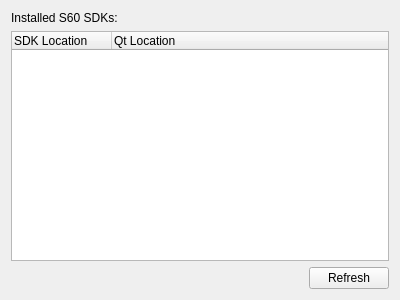
Old version of the form src/plugins/qt4projectmanager/qt-s60/s60devicespreferencepane.ui in the repository heiheshang/ananas-creator.
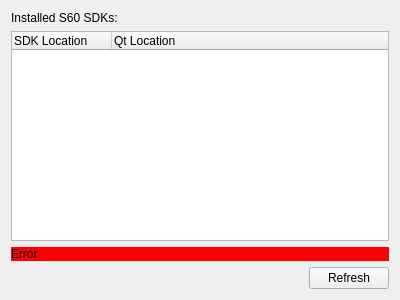
New version of the form.

Diff of the .ui file:
```diff
--- a/src/plugins/qt4projectmanager/qt-s60/s60devicespreferencepane.ui
+++ b/src/plugins/qt4projectmanager/qt-s60/s60devicespreferencepane.ui
@@ -50,6 +50,22 @@
      </column>
     </widget>
    </item>
+   <item>
+    <widget class="QLabel" name="errorLabel">
+     <property name="styleSheet">
+      <string notr="true">background-color: red;</string>
+     </property>
+     <property name="text">
+      <string>Error</string>
+     </property>
+     <property name="wordWrap">
+      <bool>true</bool>
+     </property>
+     <property name="textInteractionFlags">
+      <set>Qt::LinksAccessibleByMouse|Qt::TextSelectableByMouse</set>
+     </property>
+    </widget>
+   </item>
    <item>
     <layout class="QHBoxLayout" name="horizontalLayout">
      <item>
```
Left out of the diff: 2 changed lines with no effect on the pictures.
